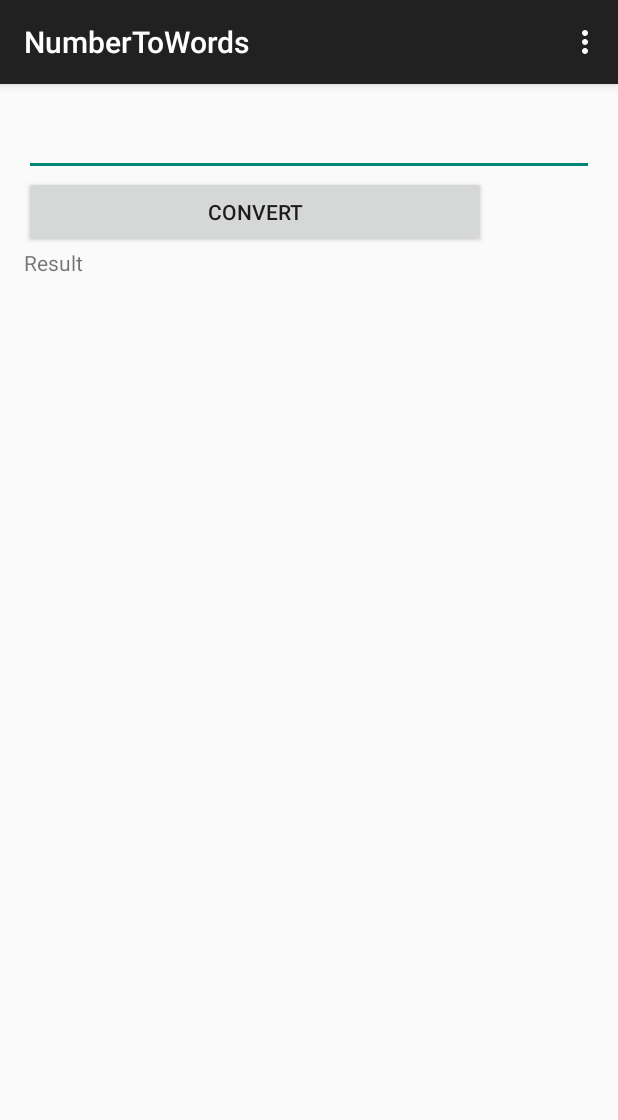
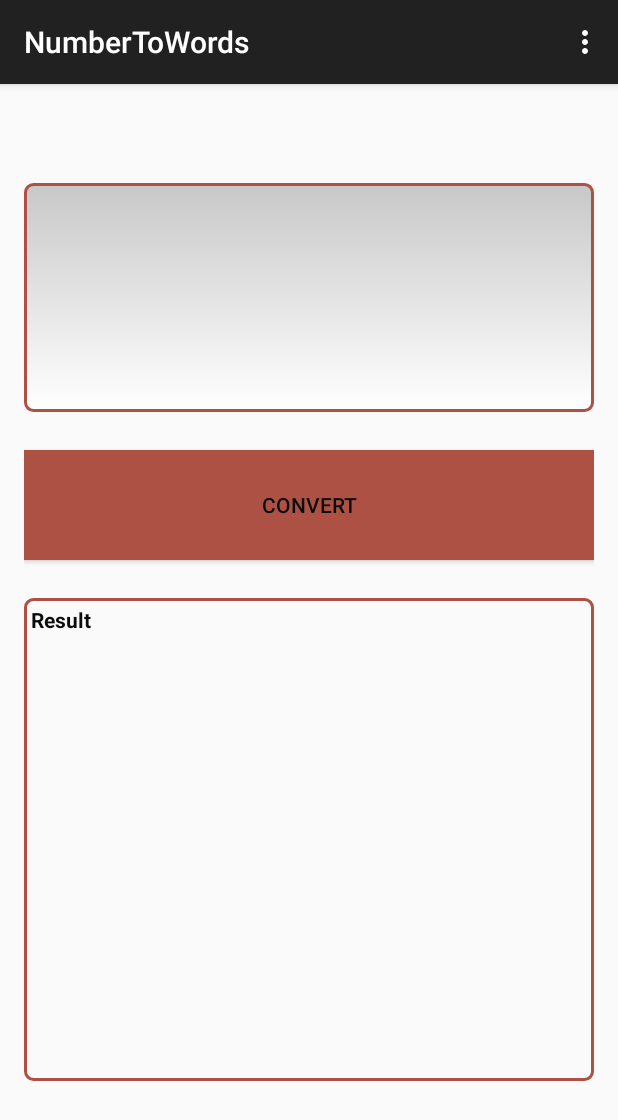
Before and after one commit to thenoobcoder/NumberToWordConverter, an Android app: the screen it shows after launch (MainActivity), on a phone screen of 412 x 824 dp. Shown: the top 1120 px of the screen. Run offline under Robolectric (Android 15) with nearby library versions, the phone set to English and light mode, and no system bars.

Commit message:
modified the styling

```diff
--- /dev/null
+++ b/app/src/main/res/drawable/edittextstyle.xml
@@ -0,0 +1,14 @@
+<?xml version="1.0" encoding="utf-8" ?>
+
+<shape xmlns:android="http://schemas.android.com/apk/res/android"
+    android:thickness="0dp"
+    android:shape="rectangle">
+    <stroke android:width="2dp"
+        android:color="#ae5145"/>
+    <corners android:radius="5dp" />
+    <gradient
+        android:startColor="#C8C8C8"
+        android:endColor="#FFFFFF"
+        android:type="linear"
+        android:angle="270"/>
+</shape>
--- a/app/src/main/res/layout/activity_main.xml
+++ b/app/src/main/res/layout/activity_main.xml
@@ -3,6 +3,7 @@
     android:layout_height="match_parent" android:paddingLeft="@dimen/activity_horizontal_margin"
     android:paddingRight="@dimen/activity_horizontal_margin"
     android:paddingTop="@dimen/activity_vertical_margin"
+
     android:paddingBottom="@dimen/activity_vertical_margin" tools:context=".MainActivity">
 
     <LinearLayout
@@ -12,6 +13,7 @@
         android:layout_alignParentTop="true"
         android:layout_alignParentLeft="true"
         android:layout_alignParentStart="true"
+        android:layout_marginTop="50dp"
         android:weightSum="1">
 
         <EditText
@@ -19,21 +21,31 @@
             android:layout_height="wrap_content"
             android:inputType="number"
             android:maxLength="13"
-            android:ems="10"
-            android:id="@+id/editText" />
+            android:ems="1"
+            android:id="@+id/editText"
+            android:background="@drawable/edittextstyle"
+            android:layout_weight="0.40" />/>
 
         <Button
-            android:layout_width="308dp"
+            android:layout_width="match_parent"
             android:layout_height="wrap_content"
-
+            android:textColor="#0a0b0b"
+            android:background="#ae5145"
             android:text="Convert"
-            android:id="@+id/button" />
+            android:id="@+id/button"
+            android:layout_marginTop="25dp"
+            android:layout_weight="0.08" />
 
         <TextView
             android:layout_width="match_parent"
-            android:layout_height="wrap_content"
+            android:layout_height="242dp"
             android:text="Result"
             android:id="@+id/resultView"
-            android:layout_weight="0.39" />
+            android:textColor="#0a0b0b"
+            android:textStyle="bold"
+            android:fontFeatureSettings="@string/abc_searchview_description_submit"
+            android:layout_marginTop="25dp"
+            android:background="@drawable/textviewstyle"
+            android:layout_weight="0.25" />
     </LinearLayout>
 </RelativeLayout>
```
